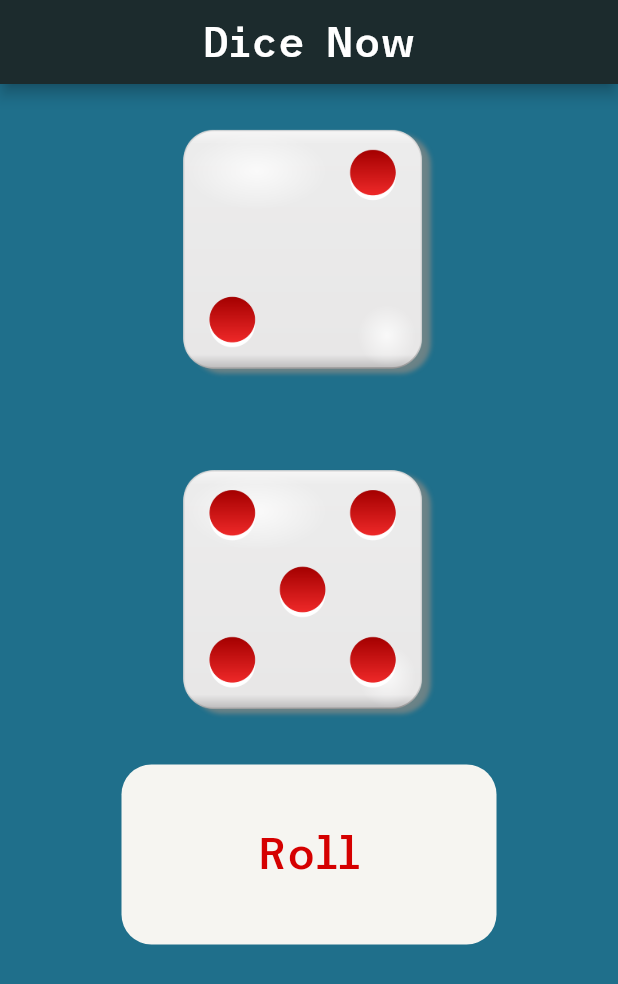
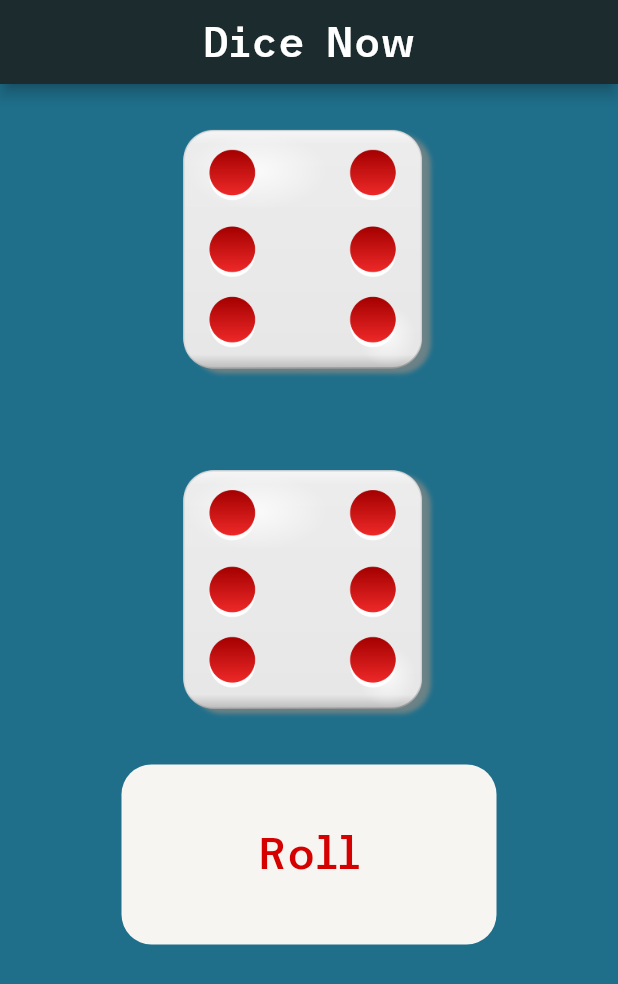
Before and after one commit to kokos02/dice_now, a Flutter app: the screen it shows after launch, on a phone screen of 412 x 824 dp. Shown: the top 984 px of the screen. Run offline on Flutter 3.47's test engine with Material 2 defaults, Android fonts, the phone set to English and light mode, and no system bars.

```diff
--- a/lib/main.dart
+++ b/lib/main.dart
@@ -1,7 +1,11 @@
 import 'package:flutter/material.dart';
 import 'dart:math';
+import 'package:flutter/services.dart';
 
 void main() {
+
+
+
   return runApp(MaterialApp(
     home: Scaffold(
       backgroundColor: Color(0xff1f6f8b),
@@ -20,11 +24,14 @@ void main() {
 class DiceNow extends StatefulWidget {
   @override
   _DiceNowState createState() => _DiceNowState();
+  //precacheImage("images/dice1.png", context);
 }
 
 class _DiceNowState extends State<DiceNow> {
-  int diceOne = 2;
-  int diceTwo = 5;
+  int diceOne = 6;
+  int diceTwo = 6;
+
+
 
   void RollDice() {
     setState(() {
@@ -35,6 +42,21 @@ class _DiceNowState extends State<DiceNow> {
 
   @override
   Widget build(BuildContext context) {
+
+    // Precaching images
+    precacheImage(AssetImage("images/dice1.png"), context);
+    precacheImage(AssetImage("images/dice2.png"), context);
+    precacheImage(AssetImage("images/dice3.png"), context);
+    precacheImage(AssetImage("images/dice4.png"), context);
+    precacheImage(AssetImage("images/dice5.png"), context);
+    //precacheImage(AssetImage("images/dice6.png"), context);
+    // /Precaching images
+
+    SystemChrome.setPreferredOrientations([
+      DeviceOrientation.portraitUp,
+      DeviceOrientation.portraitDown,
+    ]);
+
     return Container(
       child: Center(
         child: Column(
```
Also changed, not shown: pubspec.lock.
